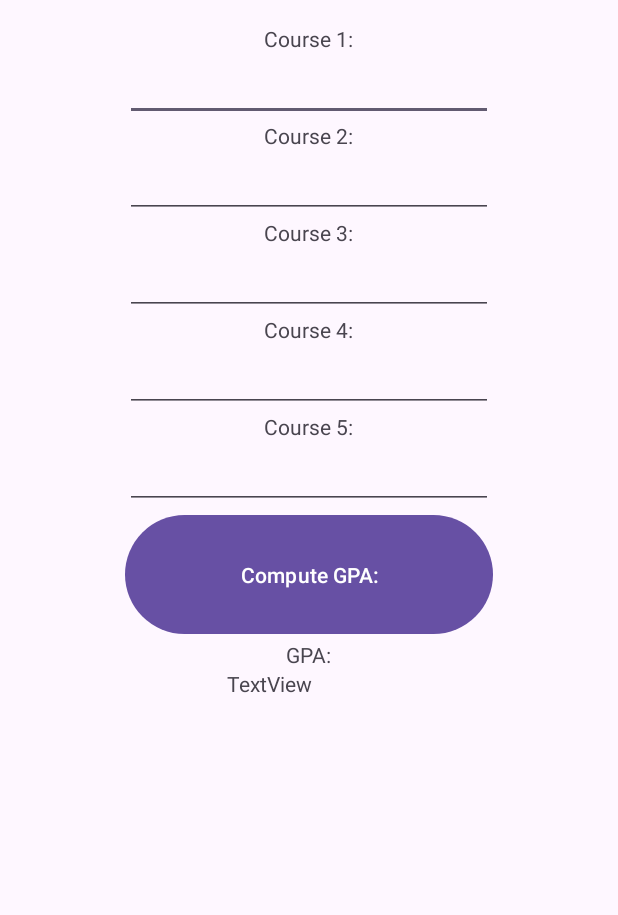
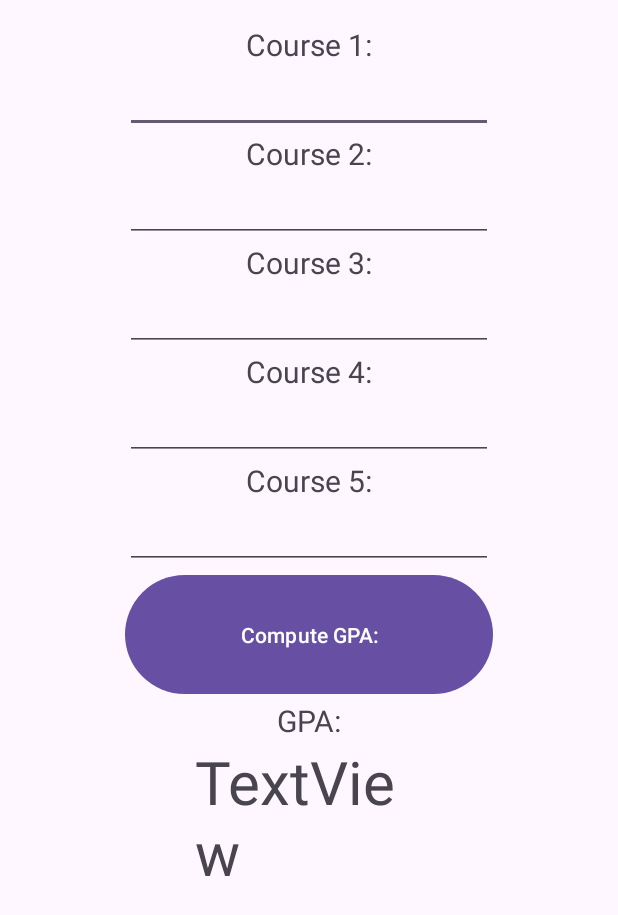
Before and after one commit to d-jason32/CSC371Week4Homework, an Android app: the screen it shows after launch (MainActivity), on a phone screen of 412 x 824 dp. Shown: the top 915 px of the screen. Run offline under Robolectric (Android 15) with nearby library versions, the phone set to English and light mode, and no system bars.

Commit message:
Change size of text.

```diff
--- a/app/src/main/res/layout/activity_main.xml
+++ b/app/src/main/res/layout/activity_main.xml
@@ -21,6 +21,7 @@
         <TextView
             android:layout_width="wrap_content"
             android:layout_height="wrap_content"
+            android:textSize="20sp"
             android:text="@string/string1" />
 
         <EditText
@@ -34,6 +35,7 @@
             android:id="@+id/textView2"
             android:layout_width="wrap_content"
             android:layout_height="wrap_content"
+            android:textSize="20sp"
             android:text="@string/string2" />
 
         <EditText
@@ -46,6 +48,7 @@
         <TextView
             android:layout_width="wrap_content"
             android:layout_height="wrap_content"
+            android:textSize="20sp"
             android:text="@string/string3" />
 
         <EditText
@@ -59,6 +62,7 @@
             android:id="@+id/textView3"
             android:layout_width="wrap_content"
             android:layout_height="wrap_content"
+            android:textSize="20sp"
             android:text="@string/string4" />
 
         <EditText
@@ -71,6 +75,7 @@
         <TextView
             android:layout_width="wrap_content"
             android:layout_height="wrap_content"
+            android:textSize="20sp"
             android:text="@string/string5" />
 
         <EditText
@@ -90,13 +95,15 @@
             android:id="@+id/textView4"
             android:layout_width="wrap_content"
             android:layout_height="wrap_content"
+            android:textSize="20sp"
             android:text="@string/string6" />
 
         <TextView
             android:id="@+id/textView5"
-            android:layout_width="109dp"
+            android:layout_width="151dp"
             android:layout_height="wrap_content"
-            android:text="TextView" />
+            android:text="TextView"
+            android:textSize="40sp" />
 
     </LinearLayout>
 
```
